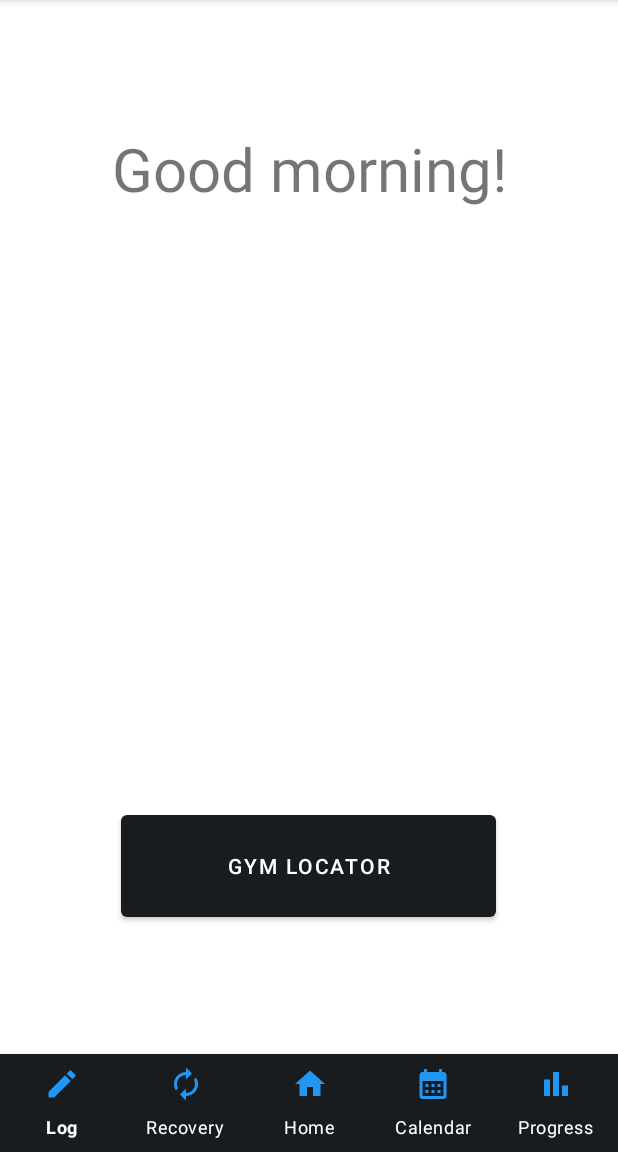
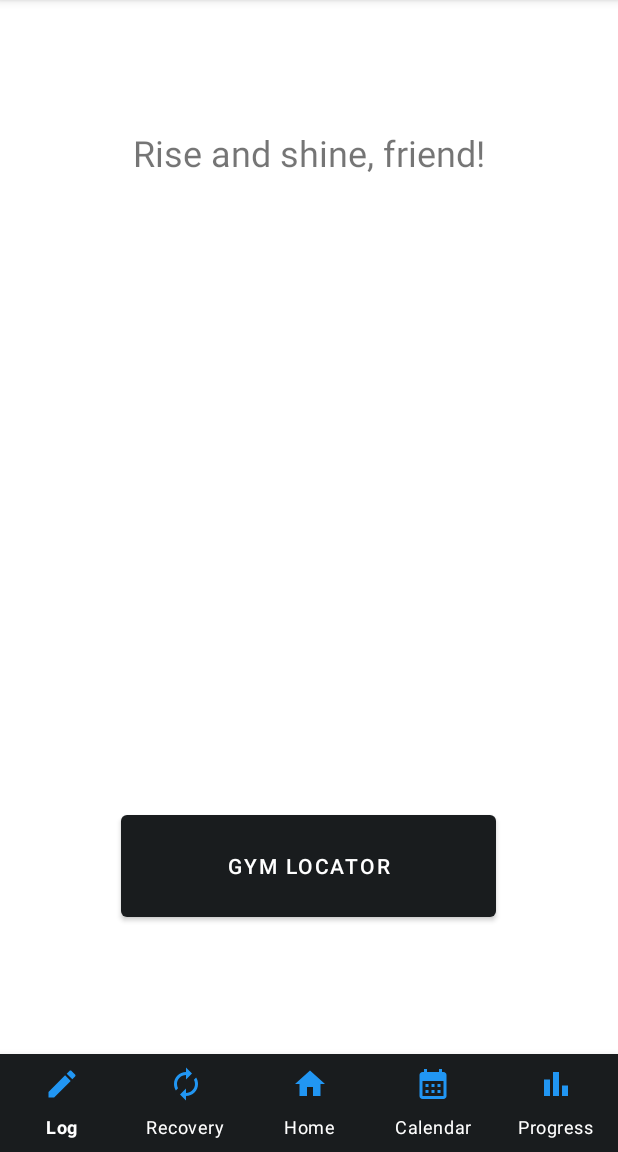
Before and after one commit to Liam-boston/ActiveSync, an Android app: the Homepage screen opened directly, with no data from a screen before it, on a phone screen of 412 x 824 dp, the part 84-1236 px from its top. Run offline under Robolectric (Android 15) with nearby library versions, the phone set to English and light mode, and no system bars; our stand-ins replace Room's generated code; libraries missing offline, so code that uses them is left out: androidx.test.core.

Commit message:
🔨 Implement time-of-day-specific greeting text on homepage

```diff
--- a/app/src/main/java/edu/psu/sweng888/activesync/Homepage.java
+++ b/app/src/main/java/edu/psu/sweng888/activesync/Homepage.java
@@ -12,7 +12,7 @@ import androidx.annotation.NonNull;
 import androidx.annotation.Nullable;
 import androidx.fragment.app.Fragment;
 
-import edu.psu.sweng888.activesync.dataAccessLayer.models.User;
+import java.util.Calendar;
 
 public class Homepage extends Fragment {
     // declare UI element references
@@ -25,6 +25,35 @@ public class Homepage extends Fragment {
 
     public Homepage() {
         // Required empty public constructor
+    }
+
+    private enum TimeOfDay {
+        Morning, Afternoon, Evening, Night
+    }
+
+    private TimeOfDay getTimeOfDay(int hourOfDay) {
+        if (hourOfDay >= 5 && hourOfDay < 12) return TimeOfDay.Morning;
+        if (hourOfDay >= 12 && hourOfDay < 18) return TimeOfDay.Afternoon;
+        if (hourOfDay >= 18 && hourOfDay < 20) return TimeOfDay.Evening;
+        return TimeOfDay.Night; // 10pm - 5am
+    }
+
+    private String generateGreetingText(String displayName) {
+        if (displayName == null || displayName.length() < 1) {
+            displayName = "friend";
+        }
+        switch (getTimeOfDay(Calendar.getInstance().get(Calendar.HOUR_OF_DAY))) {
+            case Morning:
+                return "Rise and shine, " + displayName + "!";
+            case Afternoon:
+                return "Good afternoon, " + displayName + "!";
+            case Evening:
+                return "Good evening, " + displayName + ".";
+            case Night:
+                return "Quite the night owl, " + displayName + "!";
+            default:
+                return "Hi there, " + displayName + ".";
+        }
     }
 
     @Override
@@ -49,12 +78,7 @@ public class Homepage extends Fragment {
                 displayName = triggeringIntent.getStringExtra(LoginActivity.INTENT_EXTRA_EMAIL_ADDRESS);
             }
         }
-        String greetingText = "Good morning"; // TODO: Set this according to the time of day
-        if (displayName != null && displayName.length() > 0) {
-            greetingText += ", " + displayName;
-        }
-        greetingText += "!";
-        greetingTextView.setText(greetingText);
+        greetingTextView.setText(generateGreetingText(displayName));
 
         // Create a user for this display name in the database if there is not one already and set
         // the user as the active user.
@@ -81,8 +105,8 @@ public class Homepage extends Fragment {
         calendarViewButton.setOnClickListener(new View.OnClickListener() {
             @Override
             public void onClick(View v) {
-                Calendar calendarFragment = new Calendar();
-                getActivity().getSupportFragmentManager().beginTransaction().replace(R.id.nav_bar_container, calendarFragment).commit();
+                WorkoutCalendar workoutCalendarFragment = new WorkoutCalendar();
+                getActivity().getSupportFragmentManager().beginTransaction().replace(R.id.nav_bar_container, workoutCalendarFragment).commit();
             }
         });
 
--- a/app/src/main/java/edu/psu/sweng888/activesync/MainActivity.java
+++ b/app/src/main/java/edu/psu/sweng888/activesync/MainActivity.java
@@ -1,38 +1,18 @@
 package edu.psu.sweng888.activesync;
 
-import static edu.psu.sweng888.activesync.R.id.mapSearch;
-
-import android.location.Address;
-import android.location.Geocoder;
 import android.os.Bundle;
 import android.view.MenuItem;
 
-import androidx.annotation.NonNull;
 import androidx.appcompat.app.AppCompatActivity;
-import androidx.appcompat.widget.SearchView;
-import androidx.fragment.app.Fragment;
-import androidx.fragment.app.FragmentManager;
-import androidx.fragment.app.FragmentTransaction;
 
-import com.google.android.gms.maps.CameraUpdateFactory;
-import com.google.android.gms.maps.GoogleMap;
-import com.google.android.gms.maps.MapFragment;
-import com.google.android.gms.maps.OnMapReadyCallback;
-import com.google.android.gms.maps.SupportMapFragment;
-import com.google.android.gms.maps.model.LatLng;
-import com.google.android.gms.maps.model.MarkerOptions;
 import com.google.android.material.bottomnavigation.BottomNavigationView;
 import com.google.android.material.navigation.NavigationBarView;
-
-import java.util.List;
-
-import edu.psu.sweng888.activesync.databinding.ActivityMainBinding;
 
 public class MainActivity extends AppCompatActivity  {
     // declare nav-bar and fragments
     private BottomNavigationView navBar;
     private Homepage homepageFragment;
-    private Calendar calendarFragment;
+    private WorkoutCalendar workoutCalendarFragment;
     private LogWorkout logWorkoutFragment;
     private RecoveryStatus recoveryStatusFragment;
     private TrackProgress trackProgressFragment;
@@ -63,7 +43,7 @@ public class MainActivity extends AppCompatActivity  {
         // Initialize nav-bar element references
         navBar = findViewById(R.id.nav_bar);
         homepageFragment = new Homepage();
-        calendarFragment = new Calendar();
+        workoutCalendarFragment = new WorkoutCalendar();
         logWorkoutFragment = new LogWorkout();
         recoveryStatusFragment = new RecoveryStatus();
         trackProgressFragment = new TrackProgress();
@@ -84,7 +64,7 @@ public class MainActivity extends AppCompatActivity  {
                     getSupportFragmentManager().beginTransaction().replace(R.id.nav_bar_container, homepageFragment).commit();
                     return true;
                 } else if (id == R.id.calendar_item) {
-                    getSupportFragmentManager().beginTransaction().replace(R.id.nav_bar_container, calendarFragment).commit();
+                    getSupportFragmentManager().beginTransaction().replace(R.id.nav_bar_container, workoutCalendarFragment).commit();
                     return true;
                 } else if (id == R.id.log_workout_item) {
                     getSupportFragmentManager().beginTransaction().replace(R.id.nav_bar_container, logWorkoutFragment).commit();
--- a/app/src/main/java/edu/psu/sweng888/activesync/Calendar.java
+++ b/app/src/main/java/edu/psu/sweng888/activesync/WorkoutCalendar.java
@@ -8,8 +8,8 @@ import android.view.LayoutInflater;
 import android.view.View;
 import android.view.ViewGroup;
 
-public class Calendar extends Fragment {
-    public Calendar() {
+public class WorkoutCalendar extends Fragment {
+    public WorkoutCalendar() {
         // Required empty public constructor
     }
     @Override
--- a/app/src/main/res/layout/fragment_calendar.xml
+++ b/app/src/main/res/layout/fragment_calendar.xml
@@ -6,7 +6,7 @@
     android:layout_height="match_parent"
     android:gravity="center"
     android:orientation="vertical"
-    tools:context=".Calendar">
+    tools:context=".WorkoutCalendar">
 
     <TextView
         android:id="@+id/calendar_greeting"
--- a/app/src/main/res/layout/fragment_homepage.xml
+++ b/app/src/main/res/layout/fragment_homepage.xml
@@ -18,7 +18,10 @@
             android:layout_height="wrap_content"
             android:text="@string/homepage_greeting"
             android:textAlignment="center"
-            android:textSize="40sp" />
+            android:textSize="24sp"
+            android:paddingLeft="8dp"
+            android:paddingRight="8dp"
+            />
     </LinearLayout>
 
     <LinearLayout
--- a/app/src/main/res/menu/bottom_nav_menu.xml
+++ b/app/src/main/res/menu/bottom_nav_menu.xml
@@ -19,7 +19,7 @@
         android:icon="@drawable/home_icon"
         android:title="@string/home_icon_text"/>
 
-    <!--    Calendar view action item    -->
+    <!--    WorkoutCalendar view action item    -->
     <item
         android:id="@+id/calendar_item"
         android:icon="@drawable/calendar_icon"
```
